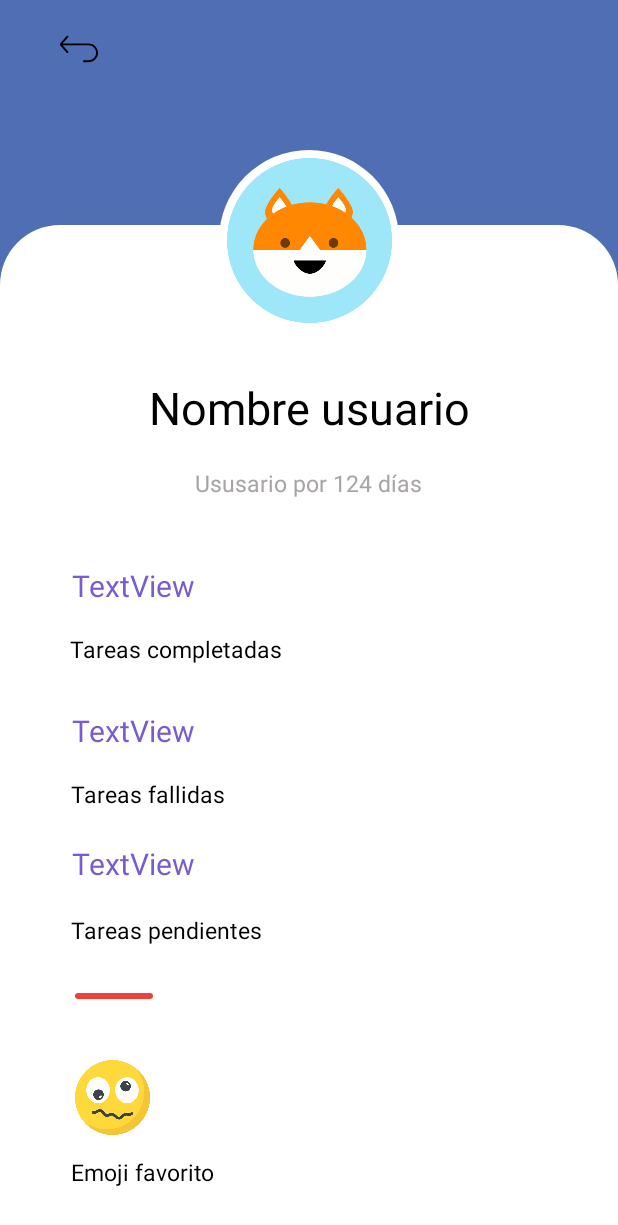
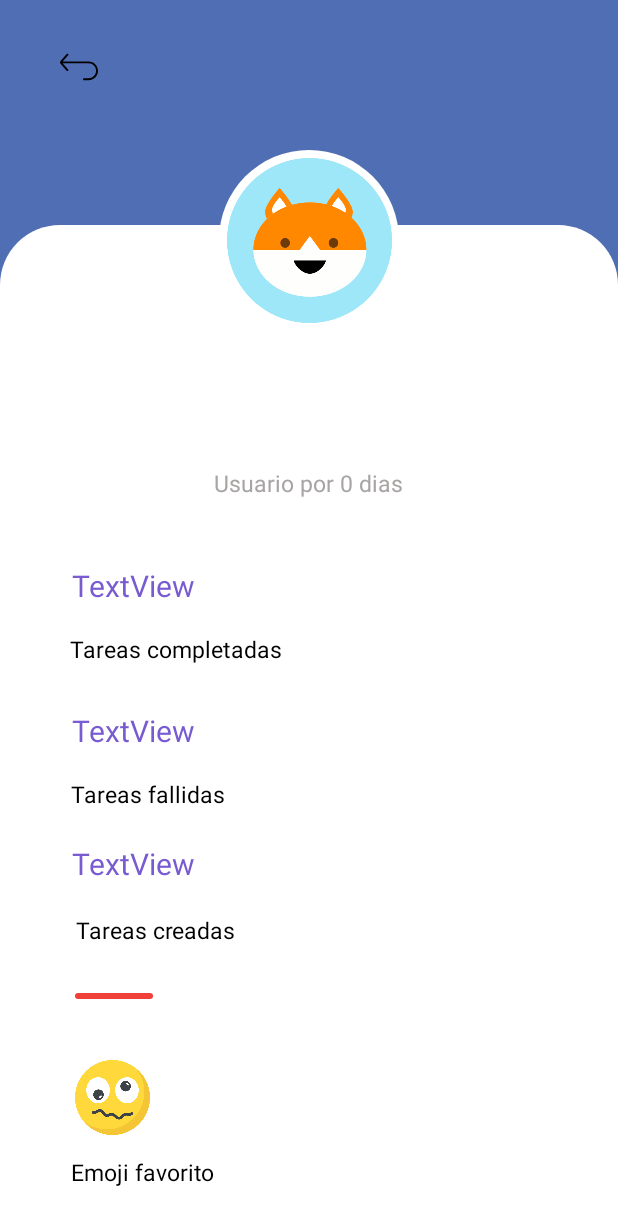
Before and after one commit to RicardoM99160/Balance, an Android app: the UserProfile screen opened directly, with no data from a screen before it, on a phone screen of 412 x 824 dp. Shown: the top 1225 px of the screen. Run offline under Robolectric (Android 15) with nearby library versions, the phone set to English and light mode, and no system bars; our stand-ins replace Firebase (no records; nobody signed in at launch, a user with empty details on screens opened directly); 1 statement that could not run was skipped.

Commit message:
error with firebase - trying to get and update number of upcoming tasks, user account days since creation working

```diff
--- a/Balance/app/src/main/java/com/domos/balance/MainActivity.java
+++ b/Balance/app/src/main/java/com/domos/balance/MainActivity.java
@@ -50,7 +50,6 @@ public class MainActivity extends AppCompatActivity {
     EditText searchBar;
 
     String strProvider;
-
     ArrayList<Task> tasksList;
     TaskAdapter adapter;
     Task tareaSeleccionada;
@@ -60,6 +59,8 @@ public class MainActivity extends AppCompatActivity {
     public static SimpleDateFormat sdf = new SimpleDateFormat("dd-MM-yyyy");
     public static String currentDate;
     public static String userUID;
+    public static String nombreUsuario;
+
     Query userTasks;
 
     @Override
@@ -126,7 +127,6 @@ public class MainActivity extends AppCompatActivity {
                 for(DataSnapshot dato : snapshot.getChildren()){
                     Task task = dato.getValue(Task.class);
                     task.setId(dato.getKey());
-                    Log.i("KK", task.getId());
                     tasksList.add(task);
                 }
 
@@ -333,7 +333,7 @@ public class MainActivity extends AppCompatActivity {
         if (user == null)
             return;
 
-        String nombreUsuario;
+
 
         Thread.sleep(1000);
         strProvider = mAuth.getInstance().
--- a/Balance/app/src/main/java/com/domos/balance/UserProfile.java
+++ b/Balance/app/src/main/java/com/domos/balance/UserProfile.java
@@ -9,8 +9,13 @@ import android.widget.ImageButton;
 import android.widget.ImageView;
 import android.widget.TextView;
 
+import com.google.firebase.auth.FirebaseAuth;
+
+import java.sql.Timestamp;
+import java.util.concurrent.TimeUnit;
+
 public class UserProfile extends AppCompatActivity {
-
+    private FirebaseAuth mAuth;
     ImageButton btnReturn;
     TextView txtUserName, txtUserAntiquity, txtCompletedTasks, txtFailedTasks, txtPendingTasks;
     ImageView imgEmojiFav;
@@ -20,8 +25,10 @@ public class UserProfile extends AppCompatActivity {
     protected void onCreate(Bundle savedInstanceState) {
         super.onCreate(savedInstanceState);
         setContentView(R.layout.activity_user_profile);
+        initialize();
+        getUserStatistics();
 
-        initialize();
+
     }
 
     public void initialize(){
@@ -41,5 +48,21 @@ public class UserProfile extends AppCompatActivity {
                 startActivity(intent);
             }
         });
+
+        txtUserName.setText(MainActivity.nombreUsuario);
     }
+
+
+    private void getUserStatistics(){
+        mAuth = FirebaseAuth.getInstance();
+        String something;
+
+        Long timestamp =  mAuth.getInstance().
+                getAccessToken(false).getResult().getIssuedAtTimestamp();
+        Long userDaysSinceCreation = TimeUnit.MILLISECONDS.toDays(timestamp);
+
+        txtUserAntiquity.setText("Usuario por "+userDaysSinceCreation+" dias");
+    }
+
+
 }
--- a/Balance/app/src/main/res/layout/activity_user_profile.xml
+++ b/Balance/app/src/main/res/layout/activity_user_profile.xml
@@ -34,7 +34,7 @@
             android:id="@+id/upTxtUserAntiquity"
             android:layout_width="wrap_content"
             android:layout_height="wrap_content"
-            android:text="Ususario por 124 días"
+            android:text="Creaste tú cuenta hace 124 días"
             android:textColor="@color/txt_gray"
             android:textSize="15sp"
             app:layout_constraintBottom_toBottomOf="parent"
@@ -193,9 +193,9 @@
         android:layout_width="wrap_content"
         android:layout_height="wrap_content"
         android:layout_marginStart="40dp"
-        android:layout_marginTop="20dp"
+        android:layout_marginTop="32dp"
+        android:background="?android:attr/selectableItemBackground"
         android:src="@drawable/resource_return"
-        android:background="?android:attr/selectableItemBackground"
         app:layout_constraintStart_toStartOf="parent"
         app:layout_constraintTop_toTopOf="parent" />
 
--- a/Balance/app/src/main/res/values/strings.xml
+++ b/Balance/app/src/main/res/values/strings.xml
@@ -71,7 +71,7 @@
     <!-- User Profile -->
     <string name="upTxtTareasCompletadas">Tareas completadas</string>
     <string name="upTxtTareasFallidas">Tareas fallidas</string>
-    <string name="upTxtTareasPendientes">Tareas pendientes</string>
+    <string name="upTxtTareasPendientes">Tareas creadas</string>
     <string name="upTxtEmojiFavorito">Emoji favorito</string>
 
 
```
Also changed, not shown: Balance/app/src/main/java/com/domos/balance/CreateTask.java (+37 -0 lines), Balance/app/src/main/java/com/domos/balance/OngoingTask.java (+47 -1 lines).
